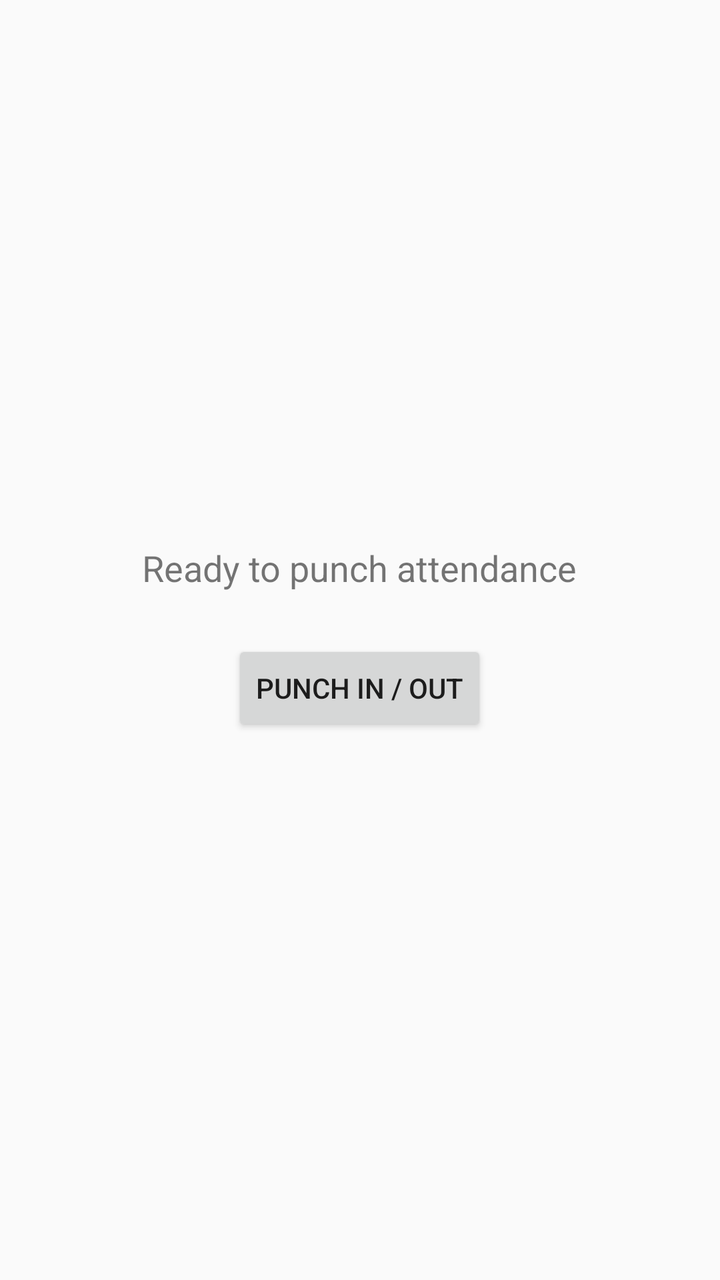
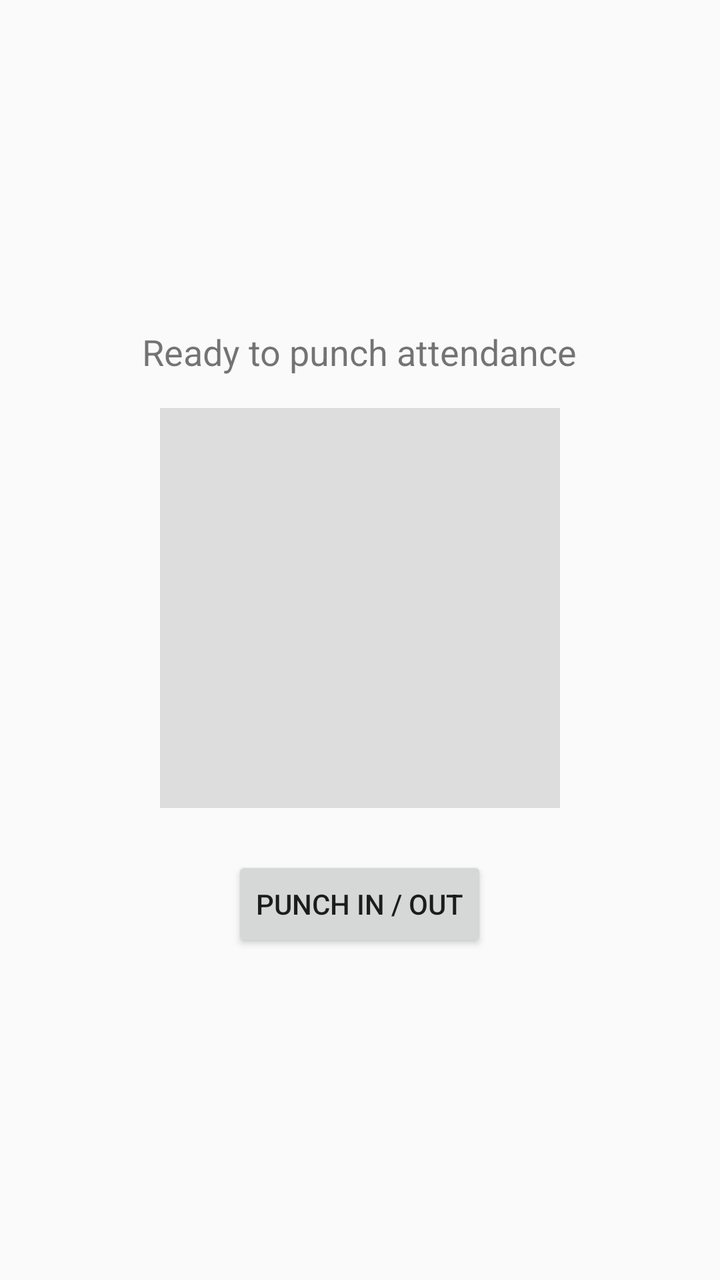

Two renders of the same Android screen: before a commit and after it. Below are the layout's source before the change and the commit's diff.
<!-- AndroidManifest.xml: application theme AppTheme -->
<!-- res/layout/activity_main.xml -->
<?xml version="1.0" encoding="utf-8"?>
<LinearLayout xmlns:android="http://schemas.android.com/apk/res/android"
    android:layout_width="match_parent"
    android:layout_height="match_parent"
    android:orientation="vertical"
    android:gravity="center"
    android:padding="24dp">

    <TextView
        android:id="@+id/statusText"
        android:layout_width="wrap_content"
        android:layout_height="wrap_content"
        android:text="Ready to punch attendance"
        android:textSize="18sp"
        android:layout_marginBottom="24dp" />

    <Button
        android:id="@+id/punchButton"
        android:layout_width="wrap_content"
        android:layout_height="wrap_content"
        android:text="Punch In / Out" />

</LinearLayout>
<!-- resources referenced by this layout -->
<resources>
  <style name="AppTheme" parent="Theme.AppCompat.DayNight.NoActionBar">
          <item name="colorPrimary">#2E7D32</item>
          <item name="colorPrimaryDark">#1B5E20</item>
          <item name="colorAccent">#66BB6A</item>
      </style>
</resources>

<!-- the commit's change to res/layout/activity_main.xml (unified diff, before → after) -->
@@ -12,6 +12,14 @@
         android:layout_height="wrap_content"
         android:text="Ready to punch attendance"
         android:textSize="18sp"
+        android:layout_marginBottom="16dp" />
+
+    <ImageView
+        android:id="@+id/punchPhoto"
+        android:layout_width="200dp"
+        android:layout_height="200dp"
+        android:scaleType="centerCrop"
+        android:background="#DDDDDD"
         android:layout_marginBottom="24dp" />
 
     <Button
